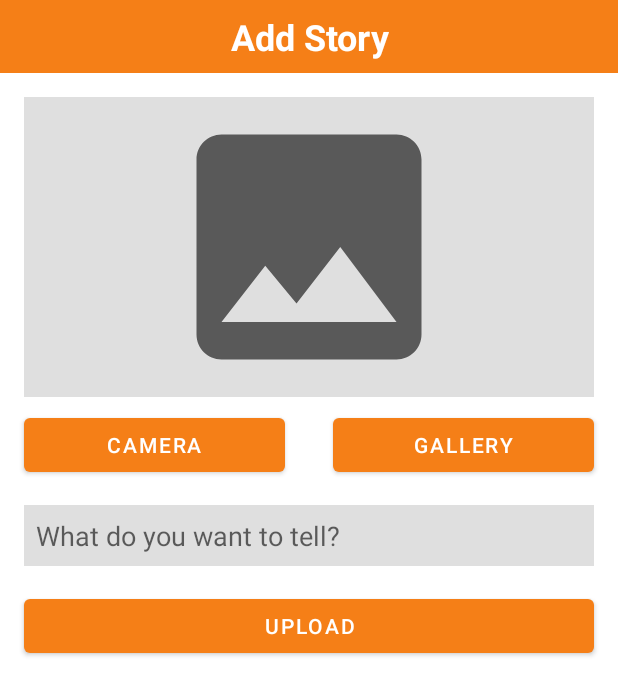
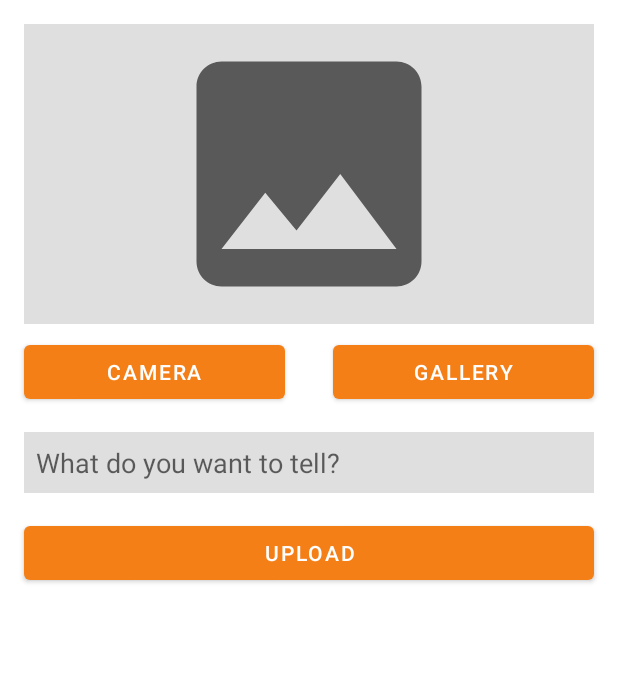
Before and after one commit to Izznakim/StoryDicoding, an Android app: the layout activity_add_story.xml on its own in the app's theme, with its tools: preview values and no code run, on a phone screen of 412 x 824 dp. Shown: the top 695 px of the screen. Run offline under Robolectric (Android 15) with nearby library versions, the phone set to English and light mode, and no system bars.

Commit message:
Penambahan cerita sudah diperbaiki dan bisa langsung muncul dibagian paling atas.

```diff
--- a/app/src/main/res/layout/fragment_add_story.xml
+++ b/app/src/main/res/layout/activity_add_story.xml
@@ -4,26 +4,11 @@
     xmlns:tools="http://schemas.android.com/tools"
     android:layout_width="match_parent"
     android:layout_height="match_parent"
-    tools:context=".ui.addstory.AddStoryFragment">
+    tools:context=".ui.addstory.AddStoryActivity">
 
     <androidx.constraintlayout.widget.ConstraintLayout
         android:layout_width="match_parent"
         android:layout_height="wrap_content">
-
-        <TextView
-            android:id="@+id/textView8"
-            android:layout_width="0dp"
-            android:layout_height="wrap_content"
-            android:background="@color/yellow"
-            android:gravity="center"
-            android:padding="8dp"
-            android:text="@string/add_story"
-            android:textColor="@color/white"
-            android:textSize="24sp"
-            android:textStyle="bold"
-            app:layout_constraintEnd_toEndOf="parent"
-            app:layout_constraintStart_toStartOf="parent"
-            app:layout_constraintTop_toTopOf="parent" />
 
         <ImageView
             android:id="@+id/iv_photo"
@@ -36,7 +21,7 @@
             android:contentDescription="@string/image_share"
             app:layout_constraintEnd_toEndOf="parent"
             app:layout_constraintStart_toStartOf="parent"
-            app:layout_constraintTop_toBottomOf="@+id/textView8"
+            app:layout_constraintTop_toTopOf="parent"
             app:srcCompat="@drawable/ic_baseline_photo_24" />
 
         <Button
```
Also changed, not shown: app/src/main/AndroidManifest.xml (+7 -4 lines), app/src/main/java/com/example/storydicoding/ui/addstory/AddStoryActivity.kt (renamed from app/src/main/java/com/example/storydicoding/ui/addstory/AddStoryFragment.kt, +28 -55 lines), app/src/main/java/com/example/storydicoding/ui/main/MainActivity.kt (+9 -5 lines).
